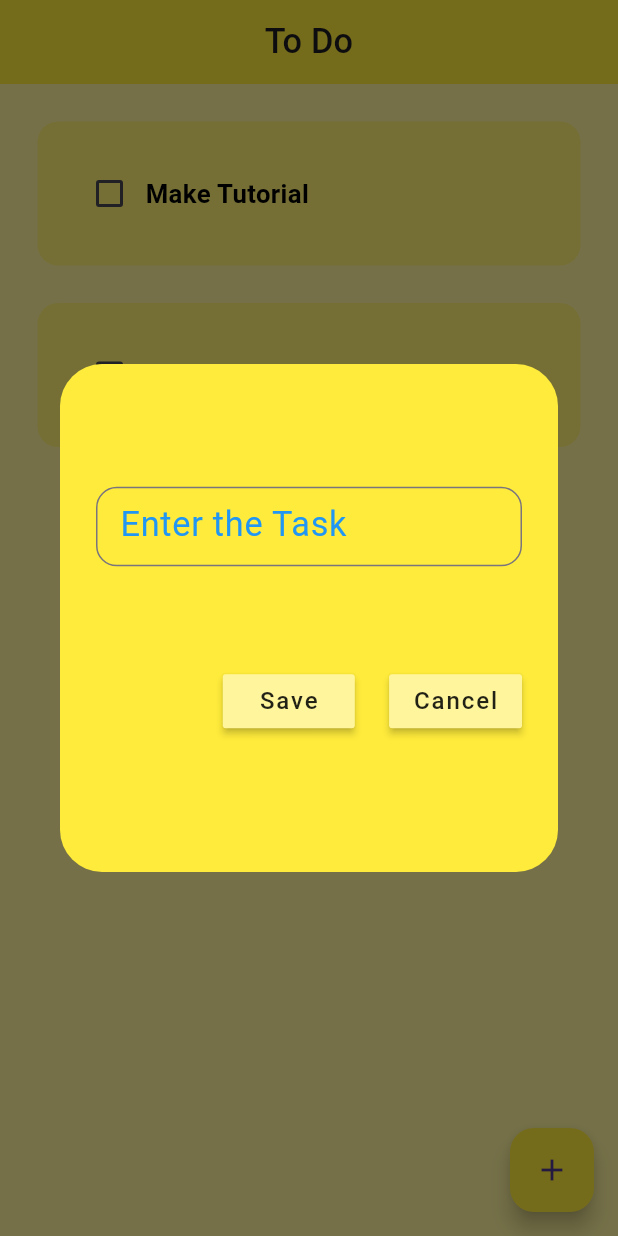
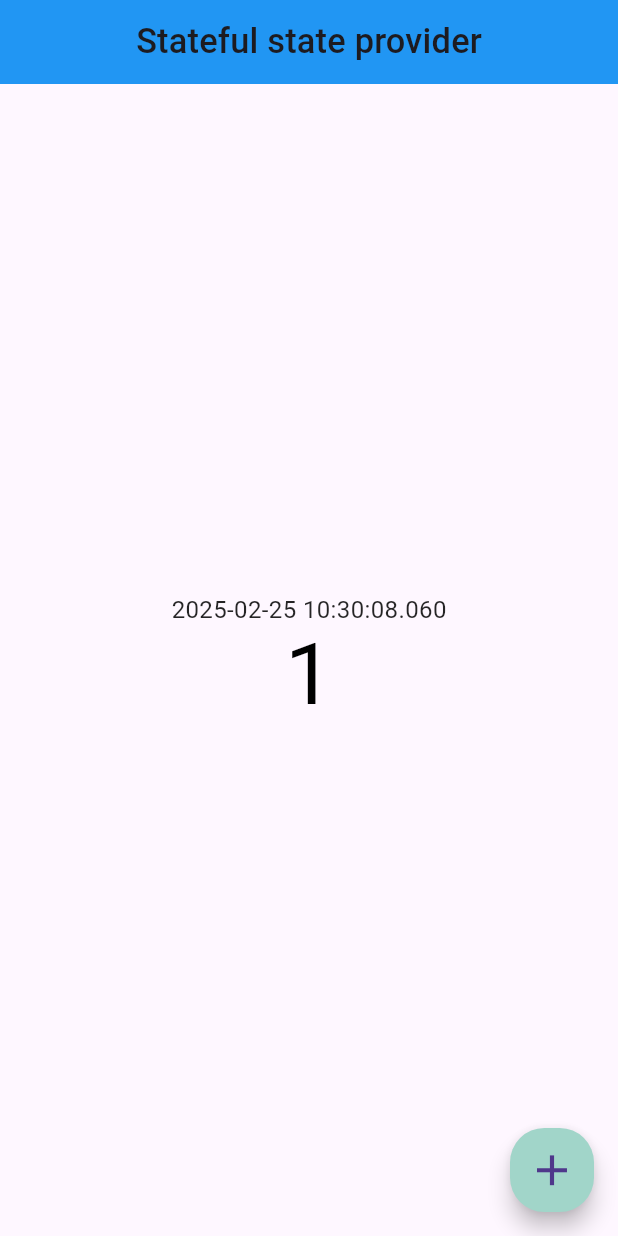
Before and after one commit to Gulshid/Flutter_developement, a Flutter app: the screen it shows after launch, after a tap on the "add" icon, on a phone screen of 412 x 824 dp. Run offline on Flutter 3.47's test engine with Material 3 defaults, Android fonts, the phone set to English and light mode, and no system bars; drawn by our look-alikes of flutter_slidable; our stand-ins replace animated_text_kit, curved_navigation_bar, flutter_screenutil, flutter_spinkit, google_fonts, hive and 3 more; accounts and stored records are empty.

Commit message:
start state Management and also done state less/full widget done

```diff
--- /dev/null
+++ b/flutter_dev/lib/State_Management/Stateful.dart
@@ -0,0 +1,50 @@
+// ignore_for_file: camel_case_types, use_super_parameters
+
+import 'package:flutter/material.dart';
+import 'package:flutter_screenutil/flutter_screenutil.dart';
+
+class state_ful extends StatefulWidget {
+  const state_ful({Key? key}) : super(key: key);
+
+  @override
+  State<state_ful> createState() => _state_fulState();
+}
+
+class _state_fulState extends State<state_ful> {
+  int count = 0;
+  @override
+  Widget build(BuildContext context) {
+    print('build');
+    return Scaffold(
+      appBar: AppBar(title: Center(child: Text('Stateful state provider'))),
+
+      body: Column(
+        mainAxisAlignment: MainAxisAlignment.center,
+        crossAxisAlignment: CrossAxisAlignment.center,
+        children: [
+          Center(child: Text(DateTime.now().toString(),style: TextStyle(color: const Color.fromARGB(218, 0, 0, 0)),)),
+          Center(
+            child: Text(
+              count.toString(),
+              style: TextStyle(fontSize: 50.sp, color: Colors.black),
+            ),
+          ),
+        ],
+      ),
+
+      floatingActionButton: FloatingActionButton(
+        backgroundColor: const Color.fromARGB(255, 161, 213, 201),
+        shape: RoundedRectangleBorder(
+          borderRadius: BorderRadius.circular(20.r),
+        ),
+        onPressed: () {
+          setState(() {
+            count++;
+          });
+          print(count);
+        },
+        child: Icon(Icons.add, size: 30.sp),
+      ),
+    );
+  }
+}
--- a/flutter_dev/lib/main.dart
+++ b/flutter_dev/lib/main.dart
@@ -1,16 +1,10 @@
 import 'package:flutter/material.dart';
-// ignore: unnecessary_import
 import 'package:flutter/cupertino.dart';
-import 'package:flutter_dev/Flutter_Api/Api_Tasks/hive_to_do.dart';
-// import 'package:flutter_dev/Flutter_Api/Api_Tasks/hive_to_do.dart';
+import 'package:flutter_dev/State_Management/Stateful.dart';
+import 'package:flutter_screenutil/flutter_screenutil.dart';
 
-import 'package:flutter_screenutil/flutter_screenutil.dart';
-import 'package:hive_flutter/adapters.dart';
-// import 'package:path_provider/path_provider.dart';
-import 'package:hive/hive.dart';
-// import 'package:path_provider/path_provider.dart';
 
-void main() async {
+void main()  {
   //for hive database
   // initialize hive local database...
   // await Hive.initFlutter();
@@ -36,9 +30,9 @@ void main() async {
   // await Hive.openBox<notes_1>('notes');
 
   //to do app and  Hive database
-  await Hive.initFlutter();
-  var box = await Hive.openBox('to do');
-  Hive.init(box.path);
+  // await Hive.initFlutter();
+  // var box = await Hive.openBox('to do');
+  // Hive.init(box.path);
 
 
   runApp(const MyApp());
@@ -62,7 +56,7 @@ class MyApp extends StatelessWidget {
             primarySwatch: Colors.blue,
             textTheme: Typography.englishLike2018.apply(fontSizeFactor: 1.sp),
           ),
-          home: To_do(),
+          home: state_ful(),
         );
       },
     );
```
Also changed, not shown: flutter_dev/lib/State_Management/Stateless.dart (added, +43 -0 lines).
